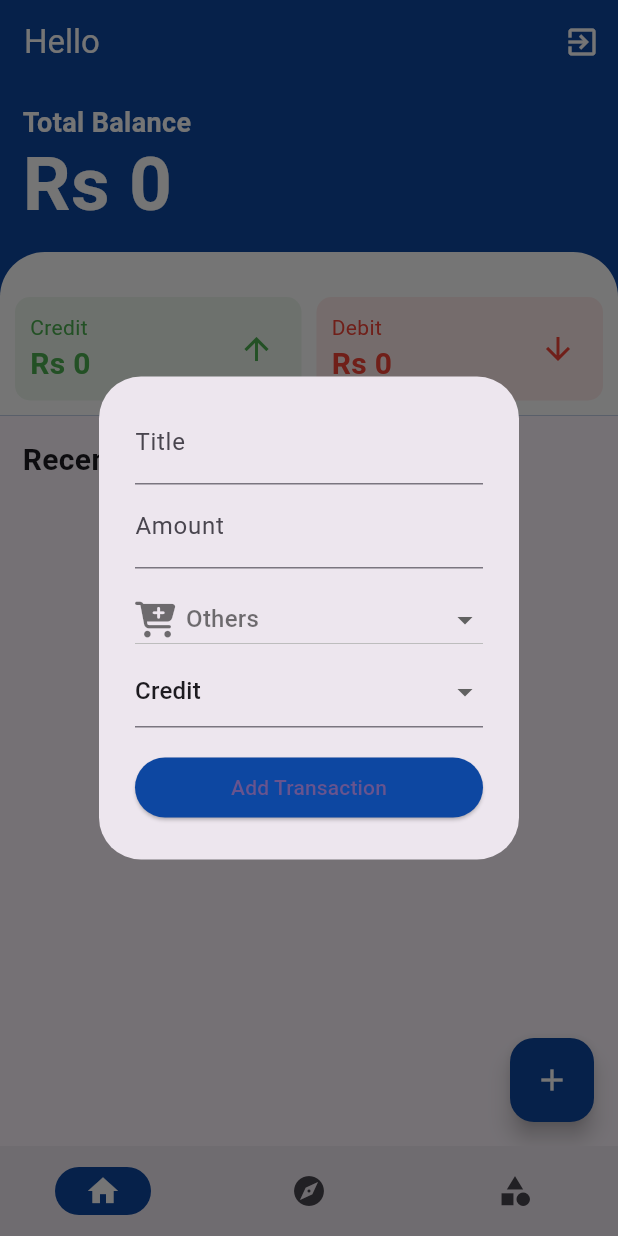
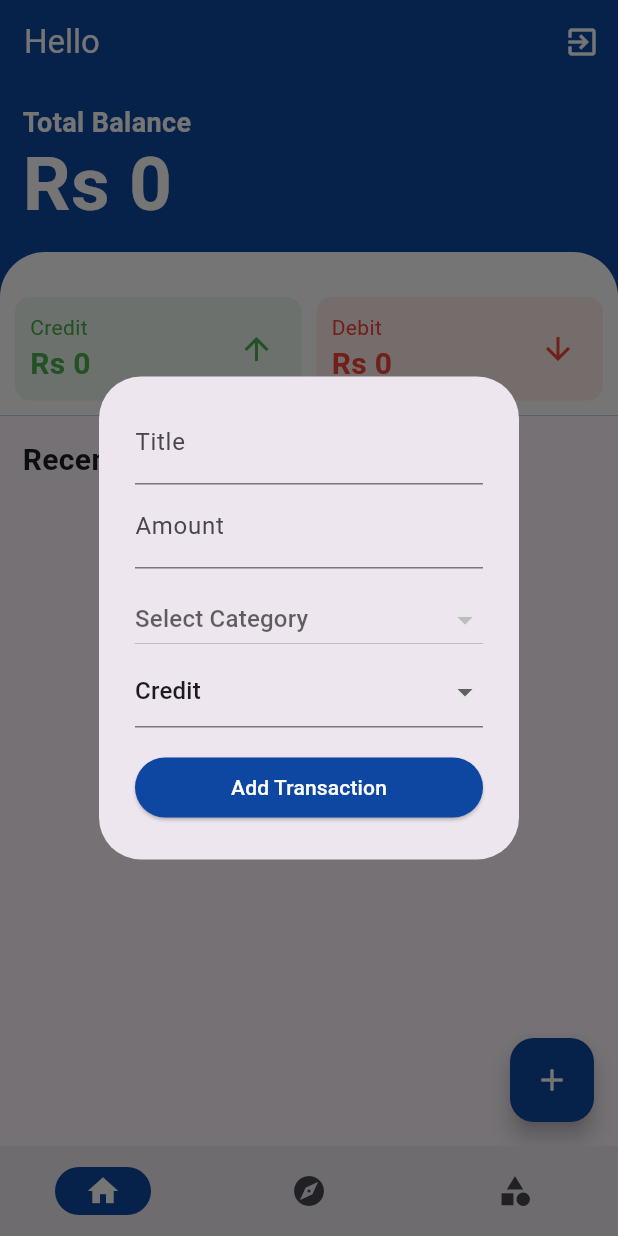
Before and after one commit to tsering-hub/coffeeapp, a Flutter app: the screen it shows once a user with an empty profile is signed in, after a tap on the "add" icon, on a phone screen of 412 x 824 dp. Run offline on Flutter 3.47's test engine with Material 3 defaults, Android fonts, the phone set to English and light mode, and no system bars; our stand-ins replace cloud_firestore, firebase_auth, firebase_core, font_awesome_flutter; accounts and stored records are empty.

Commit message:
update and delete category done

```diff
--- /dev/null
+++ b/lib/models/category_model.dart
@@ -0,0 +1,19 @@
+class CategoryModel {
+  final String id;
+  final int timeStamp;
+  final String title;
+
+  CategoryModel(this.id, this.timeStamp, this.title);
+
+  getId() {
+    return id;
+  }
+
+  getTimestamp() {
+    return timeStamp;
+  }
+
+  getTitle() {
+    return title;
+  }
+}
--- a/lib/screens/transaction_screen.dart
+++ b/lib/screens/transaction_screen.dart
@@ -18,7 +18,7 @@ class TransactionScreen extends StatefulWidget {
 }
 
 class _TransactionScreenState extends State<TransactionScreen> {
-  var category = "All";
+  var category = "0";
   var monthYear = '';
 
   @override
--- a/lib/widgets/add_transaction_form.dart
+++ b/lib/widgets/add_transaction_form.dart
@@ -15,7 +15,7 @@ class AddTransactionForm extends StatefulWidget {
 
 class _AddTransactionFormState extends State<AddTransactionForm> {
   var type = "credit";
-  var category = "Others";
+  var category;
   var isLoader = false;
   var appValidator = AppValidator();
   final GlobalKey<FormState> _formKey = GlobalKey<FormState>();
@@ -67,7 +67,7 @@ class _AddTransactionFormState extends State<AddTransactionForm> {
         'title': titleEditController.text,
         'amount': amountEditController.text,
         'type': type,
-        'category': category,
+        'categoryId': category,
         "timeStamp": timeStamp,
         "totalCredit": totalCredit,
         "totalDebit": totalDebit,
@@ -155,7 +155,10 @@ class _AddTransactionFormState extends State<AddTransactionForm> {
                   },
                   child: isLoader
                       ? Center(child: CircularProgressIndicator())
-                      : Text("Add Transaction")),
+                      : Text(
+                          "Add Transaction",
+                          style: TextStyle(color: Colors.white),
+                        )),
             )
           ],
         ),
--- a/lib/widgets/category_dropdown.dart
+++ b/lib/widgets/category_dropdown.dart
@@ -1,38 +1,71 @@
+import 'package:cloud_firestore/cloud_firestore.dart';
+import 'package:coffeeapp/models/category_model.dart';
 import 'package:coffeeapp/utils/icons_list.dart';
+import 'package:firebase_auth/firebase_auth.dart';
 import 'package:flutter/material.dart';
 
-class CategoryDropDown extends StatelessWidget {
+class CategoryDropDown extends StatefulWidget {
   CategoryDropDown({super.key, this.cattype, required this.onChanged});
 
   final String? cattype;
   final ValueChanged<String?> onChanged;
 
+  @override
+  State<CategoryDropDown> createState() => _CategoryDropDownState();
+}
+
+class _CategoryDropDownState extends State<CategoryDropDown> {
   var appIcons = AppIcons();
+  final userId = FirebaseAuth.instance.currentUser!.uid;
+
+  List<CategoryModel> listCategoryModel = [];
+
+  @override
+  void initState() {
+    // TODO: implement initState
+    super.initState();
+    FirebaseFirestore.instance
+        .collection('users')
+        .doc(userId)
+        .collection('categories')
+        .get()
+        .then((QuerySnapshot querySnapshot) {
+      listCategoryModel.clear();
+      querySnapshot.docs.forEach((doc) {
+        var categoryModel =
+            CategoryModel(doc["id"], doc["timeStamp"], doc["title"]);
+        setState(() {
+          listCategoryModel.add(categoryModel);
+        });
+      });
+    });
+  }
+
   @override
   Widget build(BuildContext context) {
     return DropdownButton<String>(
-        value: cattype,
+        value: widget.cattype,
         isExpanded: true,
         hint: Text("Select Category"),
-        items: appIcons.homeExpemseCategories
+        items: listCategoryModel
             .map((e) => DropdownMenuItem<String>(
-                value: e['name'],
+                value: e.getId(),
                 child: Row(
                   children: [
                     Icon(
-                      e['icon'],
+                      Icons.home,
                       color: Colors.black54,
                     ),
                     SizedBox(
                       width: 10,
                     ),
                     Text(
-                      e['name'],
+                      e.getTitle(),
                       style: TextStyle(color: Colors.black54),
                     ),
                   ],
                 )))
             .toList(),
-        onChanged: onChanged);
+        onChanged: widget.onChanged);
   }
 }
--- a/lib/widgets/category_list.dart
+++ b/lib/widgets/category_list.dart
@@ -49,6 +49,7 @@ class _CategoryListState extends State<CategoryList> {
 
   @override
   Widget build(BuildContext context) {
+
     return Container(
       height: 45,
       child: ListView.builder(
--- a/lib/widgets/transaction_list.dart
+++ b/lib/widgets/transaction_list.dart
@@ -24,8 +24,8 @@ class TransactionList extends StatelessWidget {
         .where('monthyear', isEqualTo: monthYear)
         .where('type', isEqualTo: type);
 
-    if (category != 'All') {
-      query = query.where("category", isEqualTo: category);
+    if (category != '0') {
+      query = query.where("categoryId", isEqualTo: category);
     }
 
     return FutureBuilder<QuerySnapshot>(
```
Also changed, not shown: lib/screens/category_screen.dart (+15 -1 lines), lib/services/db.dart (+26 -7 lines), lib/widgets/add_category_form.dart (+25 -2 lines), lib/widgets/category_card.dart (+64 -8 lines), lib/widgets/transaction_card.dart (+33 -3 lines), lib/widgets/transaction_category_dropdown.dart (+28 -15 lines).
